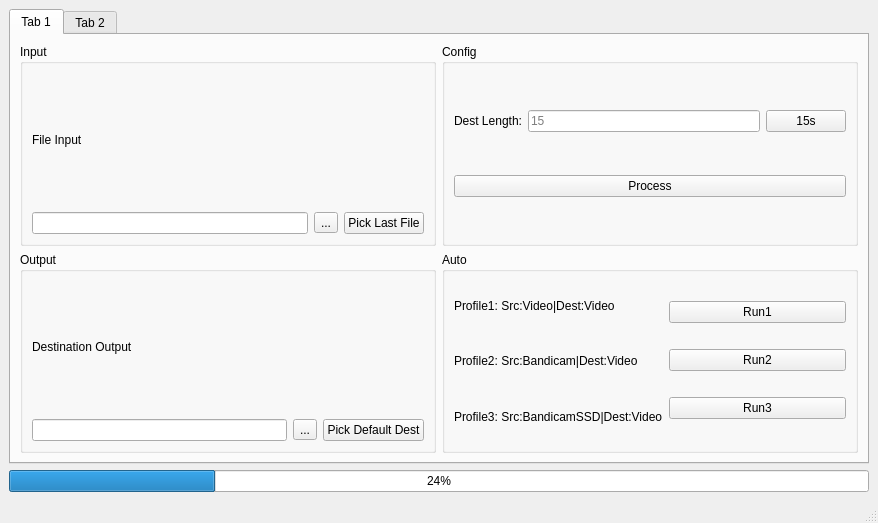
This is UI.ui in quyendaoqt707/pyVideoUtilities as Qt 5 draws it before an edit. The edited form follows.
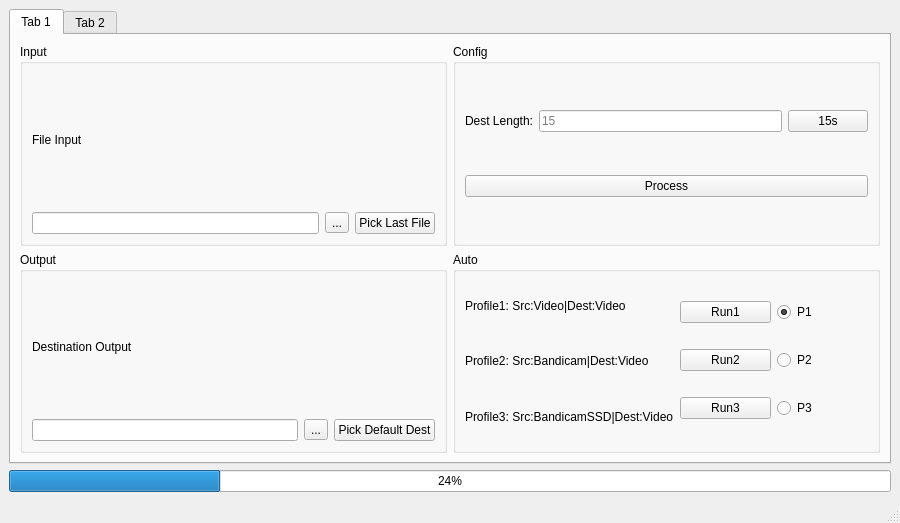
This is the edited form. The open tabs and pages were chosen to show the change. Icons and pictures are not drawn.

Commit message: add float windows, update some notifi text

Diff of the .ui file:
```diff
--- a/UI.ui
+++ b/UI.ui
@@ -9,7 +9,7 @@
    <rect>
     <x>0</x>
     <y>0</y>
-    <width>878</width>
+    <width>900</width>
     <height>523</height>
    </rect>
   </property>
@@ -196,7 +196,7 @@
           <property name="title">
            <string>Auto</string>
           </property>
-          <layout class="QHBoxLayout" name="horizontalLayout_4">
+          <layout class="QHBoxLayout" name="horizontalLayout_19">
            <item>
             <layout class="QVBoxLayout" name="verticalLayout_5">
              <item>
@@ -225,6 +225,8 @@
            <item>
             <layout class="QVBoxLayout" name="verticalLayout_4">
              <item>
+              <layout class="QHBoxLayout" name="horizontalLayout_4">
+               <item>
               <widget class="QPushButton" name="run1Btn">
                <property name="text">
                 <string>Run1</string>
@@ -232,6 +234,20 @@
               </widget>
              </item>
              <item>
+                <widget class="QRadioButton" name="radioButton">
+                 <property name="text">
+                  <string>P1</string>
+                 </property>
+                 <property name="checked">
+                  <bool>true</bool>
+                 </property>
+                </widget>
+               </item>
+              </layout>
+             </item>
+             <item>
+              <layout class="QHBoxLayout" name="horizontalLayout_17">
+               <item>
               <widget class="QPushButton" name="run2Btn">
                <property name="text">
                 <string>Run2</string>
@@ -239,12 +255,32 @@
               </widget>
              </item>
              <item>
+                <widget class="QRadioButton" name="radioButton_2">
+                 <property name="text">
+                  <string>P2</string>
+                 </property>
+                </widget>
+               </item>
+              </layout>
+             </item>
+             <item>
+              <layout class="QHBoxLayout" name="horizontalLayout_18">
+               <item>
               <widget class="QPushButton" name="run3Btn">
                <property name="text">
                 <string>Run3</string>
                </property>
               </widget>
              </item>
+               <item>
+                <widget class="QRadioButton" name="radioButton_3">
+                 <property name="text">
+                  <string>P3</string>
+                 </property>
+                </widget>
+               </item>
+              </layout>
+             </item>
             </layout>
            </item>
           </layout>
```
Left out of the diff: 10 changed lines with no effect on the pictures. Lines whose indentation alone changed are shown as unchanged. The commit also changes 2 other files.
